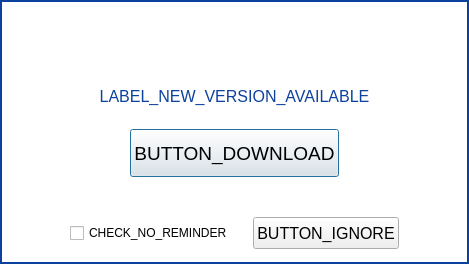
Above: parsec/core/gui/forms/new_version_dialog.ui from Scille/parsec-cloud before the change. Below: the same form after it.
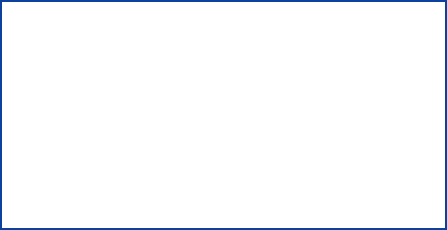
That is the form after the change. Icons and pictures are not drawn. Custom widgets are drawn as their Qt base class.

Commit message: [GUI] Re-enabled new version check on Windows

```diff
--- a/parsec/core/gui/forms/new_version_dialog.ui
+++ b/parsec/core/gui/forms/new_version_dialog.ui
@@ -6,10 +6,22 @@
    <rect>
     <x>0</x>
     <y>0</y>
-    <width>469</width>
-    <height>264</height>
+    <width>447</width>
+    <height>230</height>
    </rect>
   </property>
+  <property name="minimumSize">
+   <size>
+    <width>0</width>
+    <height>230</height>
+   </size>
+  </property>
+  <property name="maximumSize">
+   <size>
+    <width>16777215</width>
+    <height>230</height>
+   </size>
+  </property>
   <property name="windowTitle">
    <string>Dialog</string>
   </property>
@@ -17,6 +29,30 @@
    <string notr="true">QLabel
 {
 color: rgb(12, 65, 157);
+}
+
+QPushButton
+{
+color: white;
+background-color: rgb(38, 142, 212);
+border: 0;
+padding: 3px;
+font-size: 15px;
+font-weight: bold;
+height: 32px;
+padding-left: 20px;
+padding-right: 20px;
+}
+
+QPushButton:pressed
+{
+background-color: rgb(20, 122, 192);
+}
+
+QPushButton:disabled
+{
+background-color: rgb(112, 112, 112);
+color: rgb(255, 255, 255);
 }</string>
   </property>
   <layout class="QVBoxLayout" name="verticalLayout">
@@ -43,7 +79,7 @@
      </property>
      <layout class="QVBoxLayout" name="verticalLayout_2">
       <property name="spacing">
-       <number>20</number>
+       <number>5</number>
       </property>
       <property name="leftMargin">
        <number>15</number>
@@ -87,165 +123,26 @@
        </layout>
       </item>
       <item>
-       <widget class="QLabel" name="label_3">
-        <property name="font">
-         <font>
-          <pointsize>12</pointsize>
-         </font>
+       <spacer name="verticalSpacer">
+        <property name="orientation">
+         <enum>Qt::Vertical</enum>
         </property>
-        <property name="text">
-         <string>LABEL_NEW_VERSION_AVAILABLE</string>
+        <property name="sizeHint" stdset="0">
+         <size>
+          <width>20</width>
+          <height>40</height>
+         </size>
         </property>
-        <property name="alignment">
-         <set>Qt::AlignCenter</set>
-        </property>
-       </widget>
+       </spacer>
       </item>
       <item>
-       <layout class="QHBoxLayout" name="horizontalLayout_3">
-        <item>
-         <spacer name="horizontalSpacer_3">
-          <property name="orientation">
-           <enum>Qt::Horizontal</enum>
-          </property>
-          <property name="sizeHint" stdset="0">
-           <size>
-            <width>40</width>
-            <height>20</height>
-           </size>
-          </property>
-         </spacer>
-        </item>
-        <item>
-         <widget class="ShadowedButton" name="button_download">
-          <property name="minimumSize">
-           <size>
-            <width>0</width>
-            <height>48</height>
-           </size>
-          </property>
-          <property name="font">
-           <font>
-            <pointsize>14</pointsize>
-           </font>
-          </property>
-          <property name="layoutDirection">
-           <enum>Qt::RightToLeft</enum>
-          </property>
-          <property name="styleSheet">
-           <string notr="true"/>
-          </property>
-          <property name="text">
-           <string>BUTTON_DOWNLOAD</string>
-          </property>
-          <property name="iconSize">
-           <size>
-            <width>30</width>
-            <height>30</height>
-           </size>
-          </property>
-         </widget>
-        </item>
-        <item>
-         <spacer name="horizontalSpacer_4">
-          <property name="orientation">
-           <enum>Qt::Horizontal</enum>
-          </property>
-          <property name="sizeHint" stdset="0">
-           <size>
-            <width>40</width>
-            <height>20</height>
-           </size>
-          </property>
-         </spacer>
-        </item>
-       </layout>
-      </item>
-      <item>
-       <layout class="QHBoxLayout" name="horizontalLayout_2">
-        <property name="topMargin">
-         <number>20</number>
-        </property>
-        <item>
-         <spacer name="horizontalSpacer">
-          <property name="orientation">
-           <enum>Qt::Horizontal</enum>
-          </property>
-          <property name="sizeHint" stdset="0">
-           <size>
-            <width>40</width>
-            <height>20</height>
-           </size>
-          </property>
-         </spacer>
-        </item>
-        <item>
-         <widget class="QCheckBox" name="check_box_no_reminder">
-          <property name="styleSheet">
-           <string notr="true"/>
-          </property>
-          <property name="text">
-           <string>CHECK_NO_REMINDER</string>
-          </property>
-         </widget>
-        </item>
-        <item>
-         <widget class="ShadowedButton" name="button_ignore">
-          <property name="minimumSize">
-           <size>
-            <width>0</width>
-            <height>32</height>
-           </size>
-          </property>
-          <property name="font">
-           <font>
-            <pointsize>12</pointsize>
-           </font>
-          </property>
-          <property name="layoutDirection">
-           <enum>Qt::RightToLeft</enum>
-          </property>
-          <property name="styleSheet">
-           <string notr="true"/>
-          </property>
-          <property name="text">
-           <string>BUTTON_IGNORE</string>
-          </property>
-          <property name="iconSize">
-           <size>
-            <width>20</width>
-            <height>20</height>
-           </size>
-          </property>
-         </widget>
-        </item>
-        <item>
-         <spacer name="horizontalSpacer_2">
-          <property name="orientation">
-           <enum>Qt::Horizontal</enum>
-          </property>
-          <property name="sizeHint" stdset="0">
-           <size>
-            <width>40</width>
-            <height>20</height>
-           </size>
-          </property>
-         </spacer>
-        </item>
-       </layout>
+       <layout class="QVBoxLayout" name="layout"/>
       </item>
      </layout>
     </widget>
    </item>
   </layout>
  </widget>
- <customwidgets>
-  <customwidget>
-   <class>ShadowedButton</class>
-   <extends>QPushButton</extends>
-   <header>parsec.core.gui.custom_widgets</header>
-  </customwidget>
- </customwidgets>
  <resources>
   <include location="../rc/resources.qrc"/>
  </resources>
```
The commit also changes 14 other files.
